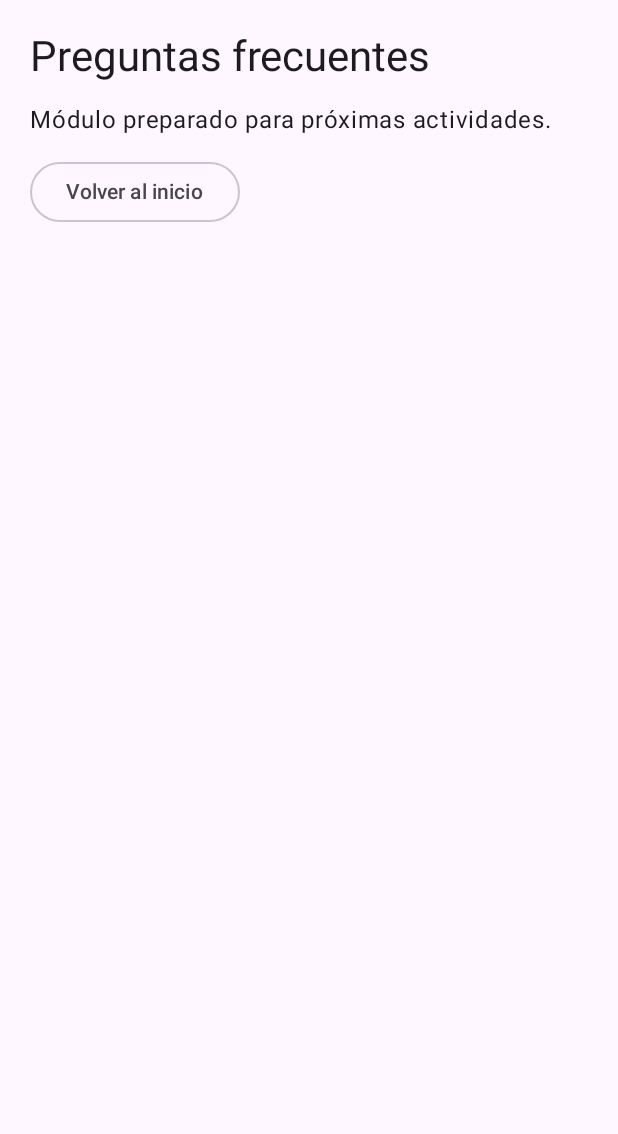
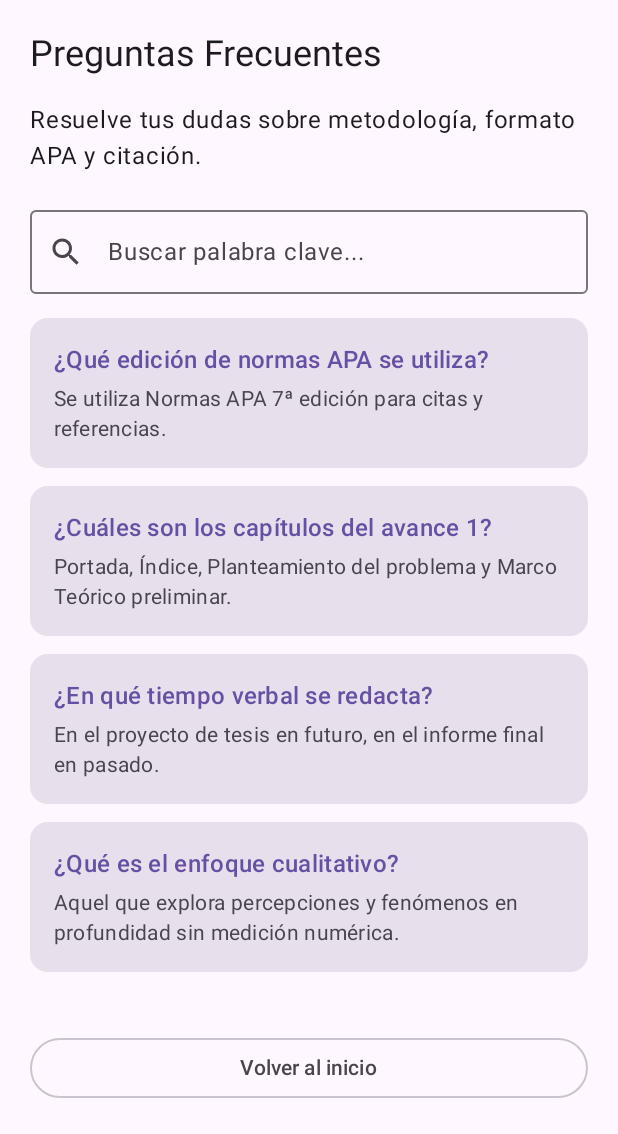
Before and after one commit to YohanGarcia20/Caso-Tutor-Virtual, an Android app built with Jetpack Compose: the screen it shows after launch (MainActivity), after a tap on "Preguntas frecuentes", on a phone screen of 412 x 824 dp, the part 102-1236 px from its top. Run offline under Robolectric (Android 15) with nearby library versions, the phone set to English and light mode, and no system bars.

Commit message:
Screens actualizados, utils agregado y nuevas pantallas

```diff
--- a/app/build.gradle.kts
+++ b/app/build.gradle.kts
@@ -46,6 +46,8 @@ dependencies {
     implementation(libs.androidx.compose.ui.tooling.preview)
     implementation(libs.androidx.core.ktx)
     implementation(libs.androidx.lifecycle.runtime.ktx)
+    implementation("androidx.compose.material:material-icons-extended")
+    implementation("androidx.lifecycle:lifecycle-viewmodel-compose:2.6.2")
     testImplementation(libs.junit)
     androidTestImplementation(platform(libs.androidx.compose.bom))
     androidTestImplementation(libs.androidx.compose.ui.test.junit4)
--- a/app/src/main/AndroidManifest.xml
+++ b/app/src/main/AndroidManifest.xml
@@ -1,6 +1,9 @@
 <?xml version="1.0" encoding="utf-8"?>
 <manifest xmlns:android="http://schemas.android.com/apk/res/android"
     xmlns:tools="http://schemas.android.com/tools">
+
+    <!-- Agrega el permiso aquí, encima de application -->
+    <uses-permission android:name="android.permission.POST_NOTIFICATIONS" />
 
     <application
         android:allowBackup="true"
--- a/app/src/main/java/cl/duoc/tutorvirtual/MainActivity.kt
+++ b/app/src/main/java/cl/duoc/tutorvirtual/MainActivity.kt
@@ -11,8 +11,12 @@ import androidx.compose.material3.*
 import androidx.compose.runtime.*
 import androidx.compose.ui.Modifier
 import androidx.compose.ui.unit.dp
+import androidx.lifecycle.viewmodel.compose.viewModel
 import cl.duoc.tutorvirtual.ui.screens.GuiaMetodologicaScreen
-
+import cl.duoc.tutorvirtual.ui.screens.PreguntasFrecuentesScreen
+import cl.duoc.tutorvirtual.viewmodel.TutorViewModel
+import cl.duoc.tutorvirtual.ui.screens.MisAvancesScreen
+import cl.duoc.tutorvirtual.ui.screens.MiPerfilScreen
 class MainActivity : ComponentActivity() {
     override fun onCreate(savedInstanceState: Bundle?) {
         super.onCreate(savedInstanceState)
@@ -21,7 +25,7 @@ class MainActivity : ComponentActivity() {
 }
 
 @Composable
-fun TutorVirtualApp() {
+fun TutorVirtualApp(viewModel: TutorViewModel = viewModel()) {
     var pantalla by remember { mutableStateOf("Inicio") }
 
     BackHandler(enabled = pantalla != "Inicio") {
@@ -39,21 +43,19 @@ fun TutorVirtualApp() {
             }
         }
     ) { padding ->
+        // Contenedor principal estructurado sin verticalScroll
         Column(
             modifier = Modifier
                 .padding(padding)
                 .fillMaxSize()
-                .verticalScroll(rememberScrollState())
                 .padding(20.dp),
             verticalArrangement = Arrangement.spacedBy(12.dp)
         ) {
             when (pantalla) {
                 "Inicio" -> {
-                    Text("Bienvenido al Tutor Virtual",
-                        style = MaterialTheme.typography.headlineSmall)
+                    Text("Bienvenido al Tutor Virtual", style = MaterialTheme.typography.headlineSmall)
                     Text("Apoyo para Trabajo de Título I, II y III.")
-                    listOf("Guía metodológica", "Preguntas frecuentes",
-                        "Mis avances", "Mi perfil").forEach { destino ->
+                    listOf("Guía metodológica", "Preguntas frecuentes", "Mis avances", "Mi perfil").forEach { destino ->
                         Button(
                             onClick = { pantalla = destino },
                             modifier = Modifier.fillMaxWidth()
@@ -61,8 +63,34 @@ fun TutorVirtualApp() {
                     }
                 }
                 "Guía metodológica" -> {
-                    GuiaMetodologicaScreen()
-                    OutlinedButton(onClick = { pantalla = "Inicio" }) {
+                    Box(modifier = Modifier.weight(1f)) {
+                        GuiaMetodologicaScreen()
+                    }
+                    OutlinedButton(onClick = { pantalla = "Inicio" }, modifier = Modifier.fillMaxWidth()) {
+                        Text("Volver al inicio")
+                    }
+                }
+                "Preguntas frecuentes" -> {
+                    Box(modifier = Modifier.weight(1f)) {
+                        PreguntasFrecuentesScreen(viewModel = viewModel)
+                    }
+                    OutlinedButton(onClick = { pantalla = "Inicio" }, modifier = Modifier.fillMaxWidth()) {
+                        Text("Volver al inicio")
+                    }
+                }
+                "Mis avances" -> {
+                    Box(modifier = Modifier.weight(1f)) {
+                        MisAvancesScreen(viewModel = viewModel)
+                    }
+                    OutlinedButton(onClick = { pantalla = "Inicio" }, modifier = Modifier.fillMaxWidth()) {
+                        Text("Volver al inicio")
+                    }
+                }
+                "Mi perfil" -> {
+                    Box(modifier = Modifier.weight(1f)) {
+                        MiPerfilScreen(viewModel = viewModel)
+                    }
+                    OutlinedButton(onClick = { pantalla = "Inicio" }, modifier = Modifier.fillMaxWidth()) {
                         Text("Volver al inicio")
                     }
                 }
--- /dev/null
+++ b/app/src/main/java/cl/duoc/tutorvirtual/ui/screens/PreguntasFrecuentesScreen.kt
@@ -0,0 +1,78 @@
+package cl.duoc.tutorvirtual.ui.screens
+
+import androidx.compose.foundation.layout.*
+import androidx.compose.foundation.lazy.LazyColumn
+import androidx.compose.foundation.lazy.items
+import androidx.compose.material.icons.Icons
+import androidx.compose.material.icons.filled.Search
+import androidx.compose.material3.*
+import androidx.compose.runtime.Composable
+import androidx.compose.ui.Modifier
+import androidx.compose.ui.unit.dp
+import cl.duoc.tutorvirtual.viewmodel.TutorViewModel
+
+@Composable
+fun PreguntasFrecuentesScreen(viewModel: TutorViewModel) {
+    // Escuchamos el estado reactivo que viene del ViewModel
+    val query = viewModel.searchQuery.value
+
+    // Banco de preguntas de demostración
+    val todasLasPreguntas = listOf(
+        "¿Qué edición de normas APA se utiliza?" to "Se utiliza Normas APA 7ª edición para citas y referencias.",
+        "¿Cuáles son los capítulos del avance 1?" to "Portada, Índice, Planteamiento del problema y Marco Teórico preliminar.",
+        "¿En qué tiempo verbal se redacta?" to "En el proyecto de tesis en futuro, en el informe final en pasado.",
+        "¿Qué es el enfoque cualitativo?" to "Aquel que explora percepciones y fenómenos en profundidad sin medición numérica."
+    )
+
+    // Lógica de filtrado en tiempo real
+    val preguntasFiltradas = if (query.isBlank()) {
+        todasLasPreguntas
+    } else {
+        todasLasPreguntas.filter {
+            it.first.contains(query, ignoreCase = true) || it.second.contains(query, ignoreCase = true)
+        }
+    }
+
+    Column(
+        modifier = Modifier.fillMaxSize(),
+        verticalArrangement = Arrangement.spacedBy(16.dp)
+    ) {
+        Text("Preguntas Frecuentes", style = MaterialTheme.typography.headlineSmall)
+        Text("Resuelve tus dudas sobre metodología, formato APA y citación.")
+
+        // Campo de búsqueda validado visualmente
+        OutlinedTextField(
+            value = query,
+            onValueChange = { viewModel.onSearchQueryChanged(it) },
+            label = { Text("Buscar palabra clave...") },
+            leadingIcon = { Icon(Icons.Default.Search, contentDescription = "Buscar") },
+            modifier = Modifier.fillMaxWidth(),
+            singleLine = true
+        )
+
+        // Lista dinámica de resultados
+        LazyColumn(verticalArrangement = Arrangement.spacedBy(12.dp)) {
+            items(preguntasFiltradas) { (pregunta, respuesta) ->
+                Card(
+                    modifier = Modifier.fillMaxWidth(),
+                    colors = CardDefaults.cardColors(containerColor = MaterialTheme.colorScheme.surfaceVariant)
+                ) {
+                    Column(modifier = Modifier.padding(16.dp)) {
+                        Text(pregunta, style = MaterialTheme.typography.titleMedium, color = MaterialTheme.colorScheme.primary)
+                        Spacer(modifier = Modifier.height(4.dp))
+                        Text(respuesta, style = MaterialTheme.typography.bodyMedium)
+                    }
+                }
+            }
+            if (preguntasFiltradas.isEmpty()) {
+                item {
+                    Text(
+                        "No se encontraron resultados para \"$query\".",
+                        style = MaterialTheme.typography.bodyMedium,
+                        color = MaterialTheme.colorScheme.error
+                    )
+                }
+            }
+        }
+    }
+}
--- /dev/null
+++ b/app/src/main/java/cl/duoc/tutorvirtual/viewmodel/TutorViewModel.kt
@@ -0,0 +1,43 @@
+package cl.duoc.tutorvirtual.viewmodel
+
+import androidx.compose.runtime.State
+import androidx.compose.runtime.mutableStateOf
+import androidx.lifecycle.ViewModel
+import cl.duoc.tutorvirtual.data.model.EstadoHito
+import cl.duoc.tutorvirtual.data.model.Hito
+
+class TutorViewModel : ViewModel() {
+
+    // 1. Estado para el buscador de Preguntas Frecuentes (FAQ)
+    private val _searchQuery = mutableStateOf("")
+    val searchQuery: State<String> = _searchQuery
+
+    fun onSearchQueryChanged(newQuery: String) {
+        _searchQuery.value = newQuery
+    }
+
+    // 2. Estado para "Mis Avances" (Hitos)
+    private val _hitos = mutableStateOf(listOf(
+        Hito(1, "Planteamiento del Problema", "Definición y justificación", "15/11/2026", EstadoHito.POR_INICIAR),
+        Hito(2, "Marco Teórico", "Revisión bibliográfica", "30/11/2026", EstadoHito.POR_INICIAR)
+    ))
+    val hitos: State<List<Hito>> = _hitos
+
+    fun actualizarEstadoHito(id: Int, nuevoEstado: EstadoHito) {
+        _hitos.value = _hitos.value.map {
+            if (it.id == id) it.copy(estado = nuevoEstado) else it
+        }
+    }
+
+    // 3. Estado para "Mi Perfil" con validación de formulario
+    private val _nombreEstudiante = mutableStateOf("")
+    val nombreEstudiante: State<String> = _nombreEstudiante
+
+    private val _errorNombre = mutableStateOf(false)
+    val errorNombre: State<Boolean> = _errorNombre
+
+    fun onNombreChanged(nuevoNombre: String) {
+        _nombreEstudiante.value = nuevoNombre
+        _errorNombre.value = nuevoNombre.isBlank()
+    }
+}
```
Also changed, not shown: app/src/main/java/cl/duoc/tutorvirtual/ui/screens/MiPerfilScreen.kt (added, +53 -0 lines), app/src/main/java/cl/duoc/tutorvirtual/ui/screens/MisAvancesScreen.kt (added, +102 -0 lines), app/src/main/java/cl/duoc/tutorvirtual/utils/NotificacionHelper.kt (added, +41 -0 lines).
